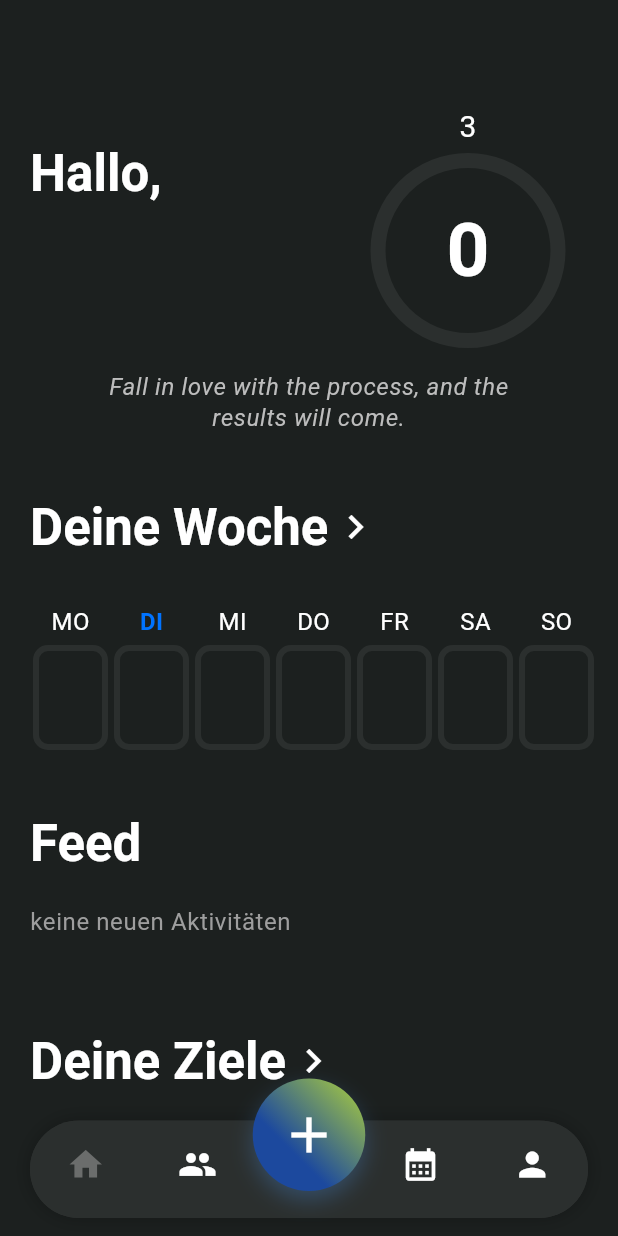
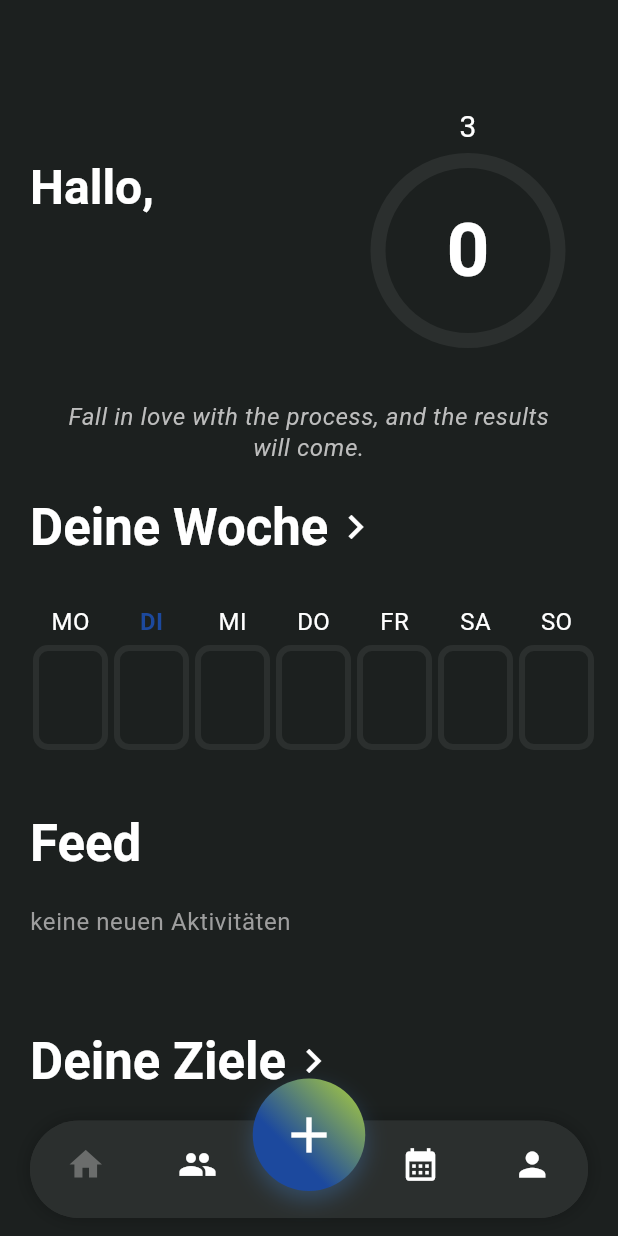
Before and after one commit to kenankusu/streax, a Flutter app: the screen it shows once a user with an empty profile is signed in, on a phone screen of 412 x 824 dp. Run offline on Flutter 3.47's test engine with Material 3 defaults, Android fonts, the phone set to English and light mode, and no system bars; our stand-ins replace cloud_firestore, firebase_auth, firebase_core, firebase_storage, image_picker, smooth_page_indicator and 1 more; accounts and stored records are empty.

Commit message:
Startseite überarbeitet - Zitatanzeige korrekt, autor wird mit eingebunden - Abstände angepasst - Format der "Hallo (Nutzername) Anzeige angepasst - Wochenansicht farblich angepasst

```diff
--- a/lib/screens/Home/head.dart
+++ b/lib/screens/Home/head.dart
@@ -1,6 +1,6 @@
 import 'package:flutter/material.dart';
 import 'package:streax/Models/user.dart';
-import 'package:streax/Services/database.dart';
+import 'package:streax/services/database.dart';
 import 'package:provider/provider.dart';
 import 'package:cloud_firestore/cloud_firestore.dart';
 
@@ -21,9 +21,10 @@ class _KopfzeileState extends State<Kopfzeile> with SingleTickerProviderStateMix
   double _currentProgress = 0.0;
   double _targetProgress = 0.0;
   bool _milestoneActive = false;
-  double _lastKnownProgress = -1.0; // Tracking für Änderungen
+  double _lastKnownProgress = -1.0;
 
   String? quote;
+  String? author;
 
   @override
   void initState() {
@@ -33,7 +34,7 @@ class _KopfzeileState extends State<Kopfzeile> with SingleTickerProviderStateMix
       duration: const Duration(milliseconds: 800),
     );
 
-    _loadQuote(); // Beim Starten Zitat laden
+    _loadQuote();
   }
 
   @override
@@ -46,10 +47,11 @@ class _KopfzeileState extends State<Kopfzeile> with SingleTickerProviderStateMix
   Future<void> _loadQuote() async {
     final user = Provider.of<StreaxUser?>(context, listen: false);
     if (user != null) {
-      final loadedQuote = await DatabaseService(uid: user.uid).getRandomQuote();
+      final quoteData = await DatabaseService(uid: user.uid).getRandomQuoteWithAuthor();
       if (mounted) {
         setState(() {
-          quote = loadedQuote;
+          quote = quoteData['text'];
+          author = quoteData['author'];
         });
       }
     }
@@ -116,9 +118,33 @@ class _KopfzeileState extends State<Kopfzeile> with SingleTickerProviderStateMix
   Widget Willkommen(String firstName) {
     return LayoutBuilder(
       builder: (context, constraints) {
-        // Schriftstil definieren
-        final textStyle = Theme.of(context).textTheme.headlineMedium?.copyWith(
-          fontSize: 40,
+        // Dynamische Schriftgröße basierend auf Namenslänge
+        double getNameFontSize(String name) {
+          int length = name.length;
+          if (length <= 6) {
+            return 48.0; // Ursprüngliche Größe für kurze Namen
+          } else if (length <= 8) {
+            return 44.0; // Etwas kleiner
+          } else if (length <= 10) {
+            return 40.0; // Noch kleiner
+          } else if (length <= 12) {
+            return 36.0; // Deutlich kleiner
+          } else if (length <= 15) {
+            return 32.0; // Sehr klein
+          } else {
+            return 28.0; // Minimum für sehr lange Namen
+          }
+        }
+
+        // Schriftstil für "Hallo," bleibt gleich
+        final helloStyle = Theme.of(context).textTheme.headlineMedium?.copyWith(
+          fontSize: 32,
+          color: Colors.white,
+        );
+
+        // Schriftstil für Namen mit dynamischer Größe
+        final nameStyle = Theme.of(context).textTheme.headlineMedium?.copyWith(
+          fontSize: getNameFontSize(firstName), // Dynamische Größe
           fontWeight: FontWeight.bold,
           color: Colors.white,
         );
@@ -126,7 +152,7 @@ class _KopfzeileState extends State<Kopfzeile> with SingleTickerProviderStateMix
         // TextPainter zum Messen der exakten Textbreite
         final textSpan = TextSpan(
           text: firstName,
-          style: textStyle,
+          style: nameStyle,
         );
         final textPainter = TextPainter(
           text: textSpan,
@@ -139,23 +165,23 @@ class _KopfzeileState extends State<Kopfzeile> with SingleTickerProviderStateMix
         return Column(
           crossAxisAlignment: CrossAxisAlignment.start,
           children: [
-            // "Hallo," in bisheriger Größe
+            // "Hallo," bleibt gleich
             Text(
               "Hallo,",
-              style: Theme.of(context).textTheme.headlineMedium,
+              style: helloStyle,
             ),
-            // Name mit exakt passenden Unterstrich
+            // Name mit dynamischer Größe und passendem Unterstrich
             Column(
               crossAxisAlignment: CrossAxisAlignment.start,
               children: [
                 Text(
                   firstName,
-                  style: textStyle,
+                  style: nameStyle,
                 ),
                 // Unterstrich mit exakter Textbreite
                 Container(
                   height: 4,
-                  width: textWidth, // Exakte Breite des Textes
+                  width: textWidth, // Passt sich automatisch an die neue Textbreite an
                   margin: EdgeInsets.only(top: 2),
                   decoration: BoxDecoration(
                     gradient: LinearGradient(
@@ -250,6 +276,11 @@ class _KopfzeileState extends State<Kopfzeile> with SingleTickerProviderStateMix
     );
   }
 
+  // Hilfsmethoden
+  bool _hasAuthor() {
+    return author != null && author!.isNotEmpty;
+  }
+
   @override
   Widget build(BuildContext context) {
     final user = Provider.of<StreaxUser?>(context)!;
@@ -263,7 +294,7 @@ class _KopfzeileState extends State<Kopfzeile> with SingleTickerProviderStateMix
         if (snapshot.hasData && snapshot.data!.exists) {
           final userData = snapshot.data!.data() as Map<String, dynamic>;
           streak = userData['streak'] ?? 0;
-          firstName = userData['firstName'] ?? 'Unbekannt'; // Nur Vorname laden
+          firstName = userData['firstName'] ?? 'Unbekannt';
         }
 
         return Column(
@@ -271,25 +302,45 @@ class _KopfzeileState extends State<Kopfzeile> with SingleTickerProviderStateMix
             SizedBox(height: 12),
             Row(
               mainAxisAlignment: MainAxisAlignment.spaceBetween,
+              crossAxisAlignment: CrossAxisAlignment.center,
               children: [
-                Willkommen(firstName),
+                Padding(
+                  padding: const EdgeInsets.only(top: 30),
+                  child: Willkommen(firstName),
+                ),
                 Padding(
                   padding: const EdgeInsets.only(top: 10, right: 20),
                   child: streakAnzeige(streak),
                 ),
               ],
             ),
-            SizedBox(height: 20),
+            SizedBox(height: 40),
             Padding(
-              padding: const EdgeInsets.symmetric(horizontal: 40),
-              child: Text(
-                // Falls das Zitat noch lädt, Fallback anzeigen
+              padding: const EdgeInsets.symmetric(horizontal: 20),
+              child: Column(
+                children: [
+                  Text(
                     quote ?? "Fall in love with the process, and the results will come.",
                     style: Theme.of(context).textTheme.bodySmall?.copyWith(
                       fontStyle: FontStyle.italic,
                       color: Colors.grey[400],
                     ),
                     textAlign: TextAlign.center,
+                  ),
+                  // Autor anzeigen, falls vorhanden
+                  if (_hasAuthor()) ...[
+                    SizedBox(height: 8),
+                    Text(
+                      "— $author",
+                      style: Theme.of(context).textTheme.bodySmall?.copyWith(
+                        fontStyle: FontStyle.normal,
+                        color: Colors.grey[500],
+                        fontSize: 12,
+                      ),
+                      textAlign: TextAlign.center,
+                    ),
+                  ],
+                ],
               ),
             ),
           ],
--- a/lib/screens/Home/homepage.dart
+++ b/lib/screens/Home/homepage.dart
@@ -29,7 +29,7 @@ class startseite extends StatelessWidget {
                   children: [
                     // Begrüßung und Streak-Wert
                     Kopfzeile(streakWert: streakWert),
-                    SizedBox(height: 40), // Abstand zwischen Kopfzeile und Kalender
+                    SizedBox(height: 20), // Von 30 auf 20 reduziert
 
                     // Kalender
                     Padding(
@@ -52,8 +52,7 @@ class startseite extends StatelessWidget {
                               ],
                             ),
                           ),
-                      SizedBox(height: 30), // Abstand zwischen Überschrift und Kalender
-                      //tatsächliches Kalender Widget
+                          SizedBox(height: 30),
                           Journal(),
                         ],
                       ),
@@ -81,7 +80,6 @@ class startseite extends StatelessWidget {
 
                     SizedBox(height: 20),
 
-                    //Überschrift für Ziele-Bereich - JETZT KLICKBAR
                     Padding(
                       padding: const EdgeInsets.only(bottom: 40),
                       child: GestureDetector(
--- a/lib/screens/Home/journal.dart
+++ b/lib/screens/Home/journal.dart
@@ -47,10 +47,7 @@ class Journal extends StatelessWidget {
             String dateKey = "${day.year.toString().padLeft(4, '0')}-${day.month.toString().padLeft(2, '0')}-${day.day.toString().padLeft(2, '0')}";
             final eintrag = eintraege[dateKey];
             bool hasEntry = eintrag != null && eintrag['icon'] != null && eintrag['icon'] != '';
-
-            Color borderColor = hasEntry
-                ? Theme.of(context).colorScheme.primary
-                : Theme.of(context).colorScheme.surfaceContainer;
+            bool isToday = idx == today;
 
             return Padding(
               padding: const EdgeInsets.symmetric(horizontal: 2.0),
@@ -59,9 +56,11 @@ class Journal extends StatelessWidget {
                   Text(
                     tag,
                     style: TextStyle(
-                      color: idx == today ? Theme.of(context).colorScheme.primary : Colors.white,
+                      color: isToday
+                          ? Color(0xFF1C499E) // Nur blaues Ende des Gradients
+                          : Colors.white,
                       fontSize: 16,
-                      fontWeight: idx == today ? FontWeight.bold : FontWeight.normal,
+                      fontWeight: isToday ? FontWeight.bold : FontWeight.normal,
                     ),
                   ),
                   const SizedBox(height: 4),
@@ -98,27 +97,39 @@ class Journal extends StatelessWidget {
                             );
                           }
                         : null,
-                    child: Container(
+                    child: hasEntry
+                        ? Container(
                             width: 50,
                             height: 70,
                             decoration: BoxDecoration(
                               color: Colors.transparent,
                               border: Border.all(
-                          color: borderColor, // Nutzt jetzt surfaceContainer für leere Tage
+                                color: Color(0xFF1C499E), // Nur blaues Ende des Gradients
                                 width: 4,
                               ),
                               borderRadius: BorderRadius.circular(10),
                             ),
                             child: Center(
-                        child: hasEntry
-                            ? Image.asset(
+                              child: Image.asset(
                                 eintrag['icon'],
                                 width: 36,
                                 height: 36,
                                 fit: BoxFit.contain,
+                              ),
+                            ),
                           )
-                            : const SizedBox.shrink(),
+                        : Container(
+                            width: 50,
+                            height: 70,
+                            decoration: BoxDecoration(
+                              color: Colors.transparent,
+                              border: Border.all(
+                                color: Theme.of(context).colorScheme.surfaceContainer,
+                                width: 4,
                               ),
+                              borderRadius: BorderRadius.circular(10),
+                            ),
+                            child: const Center(child: SizedBox.shrink()),
                           ),
                   ),
                 ],
@@ -130,3 +141,44 @@ class Journal extends StatelessWidget {
     );
   }
 }
+
+class GradientBorder extends StatelessWidget {
+  final Widget child;
+  final double width;
+  final double height;
+  final double borderWidth;
+  final BorderRadius borderRadius;
+
+  const GradientBorder({
+    Key? key,
+    required this.child,
+    required this.width,
+    required this.height,
+    this.borderWidth = 4,
+    required this.borderRadius,
+  }) : super(key: key);
+
+  @override
+  Widget build(BuildContext context) {
+    return Container(
+      width: width,
+      height: height,
+      decoration: BoxDecoration(
+        gradient: LinearGradient(
+          colors: [Color(0xFF1C499E), Color(0xFFB1D43A)],
+          begin: Alignment.topLeft,
+          end: Alignment.bottomRight,
+        ),
+        borderRadius: borderRadius,
+      ),
+      child: Container(
+        margin: EdgeInsets.all(borderWidth),
+        decoration: BoxDecoration(
+          color: Theme.of(context).colorScheme.surface, // Hintergrund der App
+          borderRadius: BorderRadius.circular(borderRadius.topLeft.x - borderWidth),
+        ),
+        child: child,
+      ),
+    );
+  }
+}
```
Also changed, not shown: lib/services/database.dart (+35 -0 lines). Lines whose indentation alone changed are shown as unchanged.
